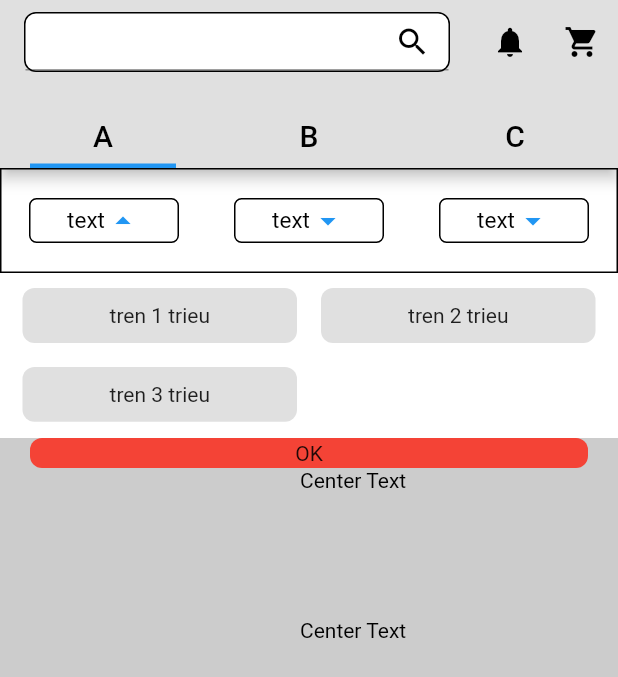
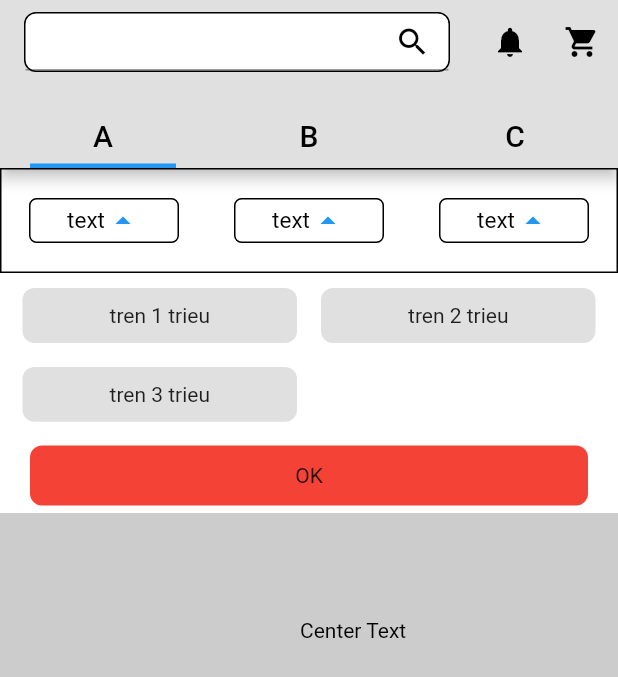
Before and after one commit to Skizdukion/dropDownLayout, a Flutter app: the screen it shows after launch, after a tap on "text", on a phone screen of 412 x 824 dp. Shown: the top 677 px of the screen. Run offline on Flutter 3.47's test engine with Material 2 defaults, Android fonts, the phone set to English and light mode, and no system bars.

Commit message:
adjust thing a little bit

```diff
--- a/lib/product_page.dart
+++ b/lib/product_page.dart
@@ -116,9 +116,9 @@ class _SaleProductState extends State<SaleProduct> {
                   mainAxisAlignment: MainAxisAlignment.spaceAround,
                   crossAxisAlignment: CrossAxisAlignment.center,
                   children: [
-                    CustomDropDownBtn(text: 'text', onPress: onDropDown),
-                    CustomDropDownBtn(text: 'text', onPress: onDropDown),
-                    CustomDropDownBtn(text: 'text', onPress: onDropDown),
+                    CustomDropDownBtn(text: 'text', onPress: onDropDown, isDropDown: dropDown),
+                    CustomDropDownBtn(text: 'text', onPress: onDropDown, isDropDown: dropDown),
+                    CustomDropDownBtn(text: 'text', onPress: onDropDown, isDropDown: dropDown),
                   ],
                 )),
             ),
@@ -151,6 +151,7 @@ class _SaleProductState extends State<SaleProduct> {
               top: 70,
               child: AnimatedDropdown(
                 display: dropDown,
+                onClose: onDropDown,
                 children: [
                   Container(
                     color: Colors.white,
@@ -191,16 +192,15 @@ class _SaleProductState extends State<SaleProduct> {
                       ),
                     ),
                   ),
-                  SizedBox(
+                  Container(
+                    color: Colors.white,
                     width: double.infinity,
-                    height: 20,
+                    height: 50,
                     child: Padding(
-                      padding: const EdgeInsets.symmetric(horizontal: 20),
+                      padding: const EdgeInsets.symmetric(horizontal: 20, vertical: 5),
                       child: InkWell(
                         onTap: (){
-                          setState(() {
-                            dropDown = false;
-                          });
+                          onDropDown(false);
                         },
                         child: Container(
                           decoration: BoxDecoration(
@@ -214,11 +214,6 @@ class _SaleProductState extends State<SaleProduct> {
                       ),
                     ),
                   ),
-                  Expanded(child: InkWell(
-                    onTap: (){
-                      onDropDown(false);
-                    },
-                  )),
                 ],
               ),
             )
--- a/lib/widget/animated_dropdown.dart
+++ b/lib/widget/animated_dropdown.dart
@@ -1,13 +1,17 @@
 import 'package:flutter/material.dart';
 
 class AnimatedDropdown extends StatefulWidget {
-  const AnimatedDropdown({ Key? key, this.duration = const Duration(milliseconds: 300), required this.children, required this.display}) : super(key: key);
+  const AnimatedDropdown({ Key? key, this.opacity = 0.2 , this.duration = const Duration(milliseconds: 300), required this.children, required this.display, this.onClose}) : super(key: key);
 
   final Duration duration;
 
   final List<Widget> children;
 
   final bool display;
+
+  final double opacity;
+
+  final Function(bool)? onClose;
 
   @override
   _AnimatedDropdownState createState() => _AnimatedDropdownState();
@@ -22,7 +26,7 @@ class _AnimatedDropdownState extends State<AnimatedDropdown> with SingleTickerPr
 
   late final Animation<double> _animation = CurvedAnimation(
     parent: _animationController,
-    curve: Curves.ease,
+    curve: Curves.easeOut,
   );
 
   @override
@@ -79,11 +83,20 @@ class _AnimatedDropdownState extends State<AnimatedDropdown> with SingleTickerPr
       sizeFactor: _animation,
       child: Container(
         child: Column(
-          children: widget.children,
+          children: [
+            for (var item in widget.children) item,
+            Expanded(child:
+            InkWell(
+              onTap: (){
+                _animationController.reverse();
+                if (widget.onClose != null) widget.onClose!.call(!widget.display);
+              }
+            )),
+          ]
         ),
         height: MediaQuery.of(context).size.height,
         width: MediaQuery.of(context).size.width,
-        color: Colors.black.withOpacity(0.2),
+        color: ((widget.opacity > 1) && (widget.opacity < 0)) ? Colors.black.withOpacity(0.3) :  Colors.black.withOpacity(widget.opacity),
       ),
     );
   }
--- a/lib/widget/custom_dropdown_btn.dart
+++ b/lib/widget/custom_dropdown_btn.dart
@@ -7,6 +7,7 @@ class CustomDropDownBtn extends StatefulWidget {
     this.height = 30,
     this.width = 100,
     this.color = Colors.white,
+    this.isDropDown = true,
   }) : super(key: key);
 
   final String text;
@@ -14,6 +15,7 @@ class CustomDropDownBtn extends StatefulWidget {
   final double width;
   final double height;
   final Color color;
+  final bool isDropDown;
 
   @override
   _CustomDropDownBtnState createState() => _CustomDropDownBtnState();
@@ -21,13 +23,14 @@ class CustomDropDownBtn extends StatefulWidget {
 
 class _CustomDropDownBtnState extends State<CustomDropDownBtn> {
 
-  bool isDropDown = false;
+  @override
+  void didUpdateWidget(CustomDropDownBtn oldWidget) {
+    super.didUpdateWidget(oldWidget);
+
+  }
 
   void toggle(){
-    setState(() {
-      isDropDown = !isDropDown;
-    });
-    widget.onPress.call(isDropDown);
+    widget.onPress.call(!widget.isDropDown);
   }
 
   @override
@@ -50,7 +53,7 @@ class _CustomDropDownBtnState extends State<CustomDropDownBtn> {
               fontSize: 15,
             ),),
             Icon(
-              isDropDown ? Icons.arrow_drop_up : Icons.arrow_drop_down,
+              widget.isDropDown ? Icons.arrow_drop_up : Icons.arrow_drop_down,
               color: Colors.blue,
             )
           ],
```
